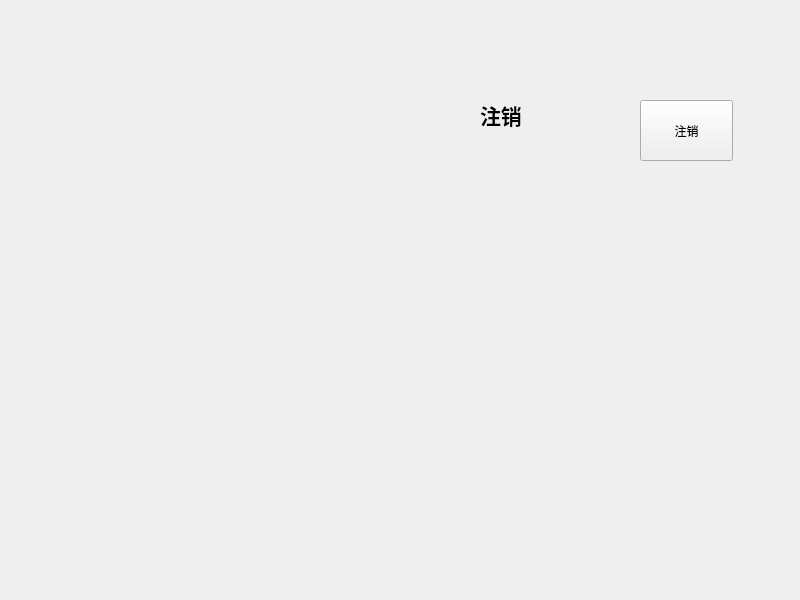
Above: SnailIOTMonitoring/src/ui/homewindow.ui from Amber-muyu/Qt_Project before the change. Below: the same form after it.
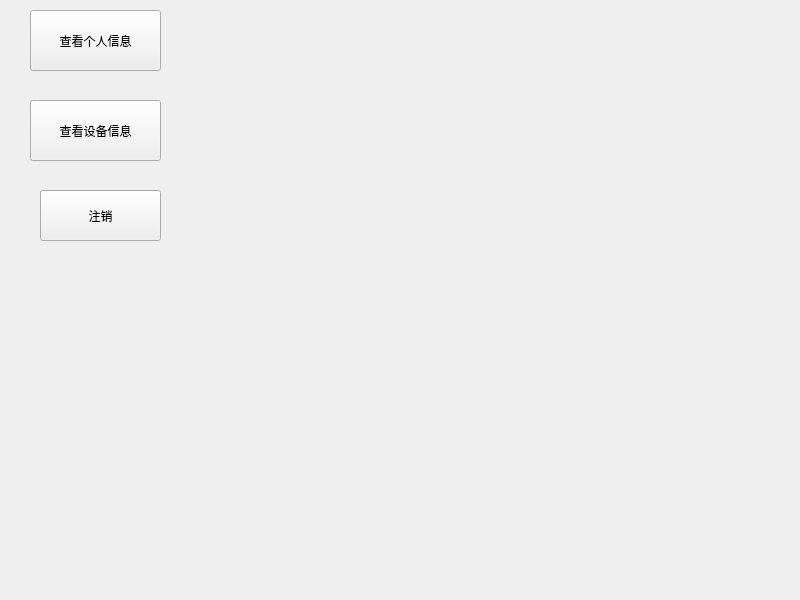
That is the form after the change.

Patch:
```diff
--- a/SnailIOTMonitoring/src/ui/homewindow.ui
+++ b/SnailIOTMonitoring/src/ui/homewindow.ui
@@ -13,49 +13,43 @@
   <property name="windowTitle">
    <string>Form</string>
   </property>
-  <widget class="QLabel" name="labelLogout">
-   <property name="geometry">
-    <rect>
-     <x>480</x>
-     <y>90</y>
-     <width>61</width>
-     <height>50</height>
-    </rect>
-   </property>
-   <property name="minimumSize">
-    <size>
-     <width>50</width>
-     <height>50</height>
-    </size>
-   </property>
-   <property name="font">
-    <font>
-     <family>Adobe Arabic</family>
-     <pointsize>16</pointsize>
-     <weight>75</weight>
-     <bold>true</bold>
-    </font>
-   </property>
-   <property name="styleSheet">
-    <string notr="true">#ForgetLabel[state='normal'],#ForgetLabel[state='selected'] { color: black; }
-#ForgetLabel[state='normal_hover'],#ForgetLabel[state='selected_hover'] { color: rgb(42,112,241); }
-</string>
-   </property>
-   <property name="text">
-    <string>注销</string>
-   </property>
-  </widget>
   <widget class="QPushButton" name="btnLogout">
    <property name="geometry">
     <rect>
-     <x>640</x>
+     <x>40</x>
+     <y>190</y>
+     <width>121</width>
+     <height>51</height>
+    </rect>
+   </property>
+   <property name="text">
+    <string>注销</string>
+   </property>
+  </widget>
+  <widget class="QPushButton" name="pushButton">
+   <property name="geometry">
+    <rect>
+     <x>30</x>
+     <y>10</y>
+     <width>131</width>
+     <height>61</height>
+    </rect>
+   </property>
+   <property name="text">
+    <string>查看个人信息</string>
+   </property>
+  </widget>
+  <widget class="QPushButton" name="pushButton_2">
+   <property name="geometry">
+    <rect>
+     <x>30</x>
      <y>100</y>
-     <width>93</width>
+     <width>131</width>
      <height>61</height>
     </rect>
    </property>
    <property name="text">
-    <string>注销</string>
+    <string>查看设备信息</string>
    </property>
   </widget>
  </widget>
```
